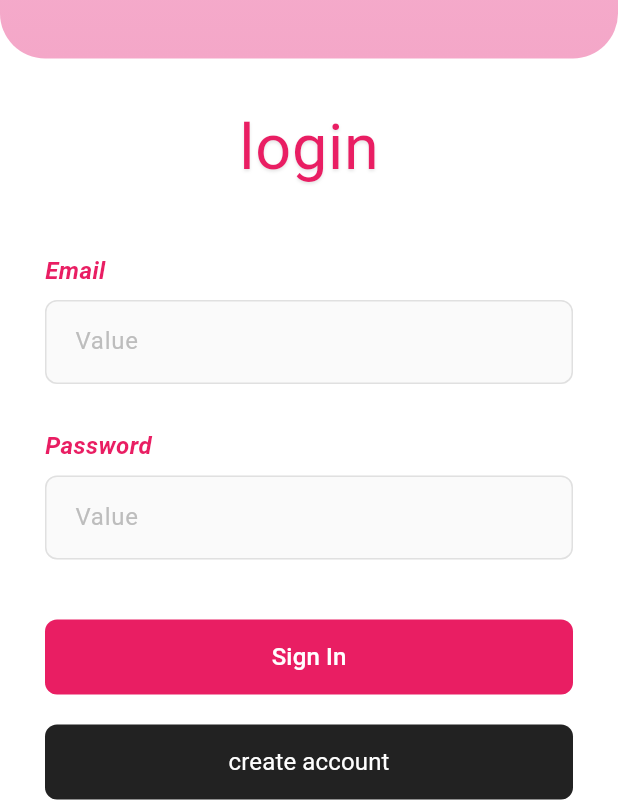
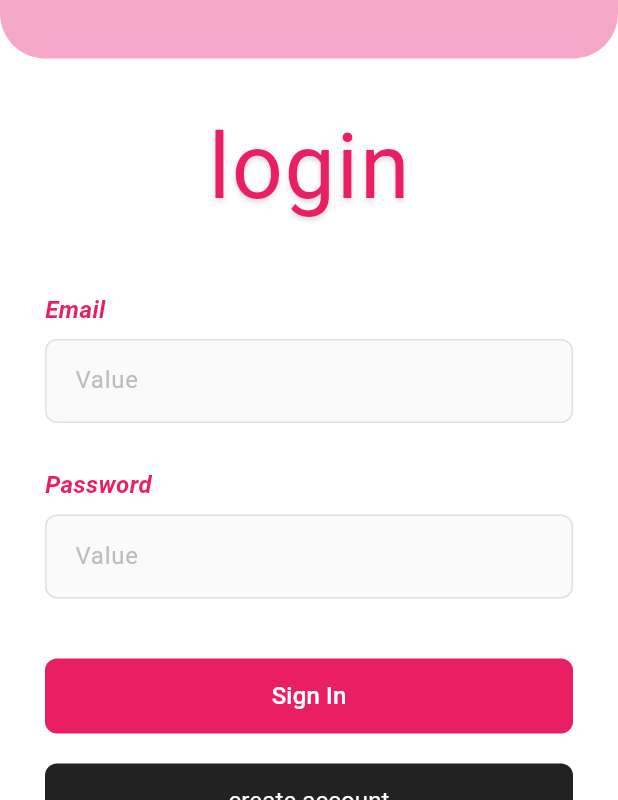
Before and after one commit to ZaidaneAfaf/lbs-9dk-iwatik, a Flutter app: the screen it shows after launch, on a phone screen of 412 x 824 dp, the part 436-1236 px from its top. Run offline on Flutter 3.47's test engine with Material 3 defaults, Android fonts, the phone set to English and light mode, and no system bars; our stand-ins replace firebase_auth, firebase_core, google_fonts; accounts and stored records are empty; Roboto replaces fonts that are missing (Aladin).

Commit message:
login grd

```diff
--- a/lib/Features/auth/screens/auth_screen.dart
+++ b/lib/Features/auth/screens/auth_screen.dart
@@ -127,20 +127,20 @@ class _AuthScreenState extends State<AuthScreen> {
                   child: Column(
                     crossAxisAlignment: CrossAxisAlignment.center,
                     children: [
-                      // Titre centré
+                      // Titre centré - AGRANDI
                       Center(
                         child: Text(
                           _isLogin ? 'login' : 'create account',
                           style: GoogleFonts.aladin(
-                            fontSize: 42,
+                            fontSize: 60, // Augmenté de 42 à 60
                             fontWeight: FontWeight.w400,
                             color: const Color(0xFFE91E63),
-                            letterSpacing: 0.5,
+                            letterSpacing: 1.0, // Augmenté aussi l'espacement
                             shadows: [
                               Shadow(
-                                offset: const Offset(0, 1),
-                                blurRadius: 2,
-                                color: Colors.black.withOpacity(0.1),
+                                offset: const Offset(0, 2), // Ombre plus visible
+                                blurRadius: 4,
+                                color: Colors.black.withOpacity(0.15),
                               ),
                             ],
                           ),
```
